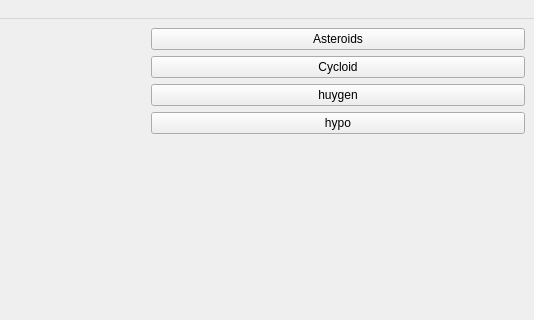
Above: mainwindow.ui from codewithsubham/c-shaper before the change; both pictures show x 239 to 773 and y 0 to 320 of the 773 by 538 pixel window. Below: the same form after it.
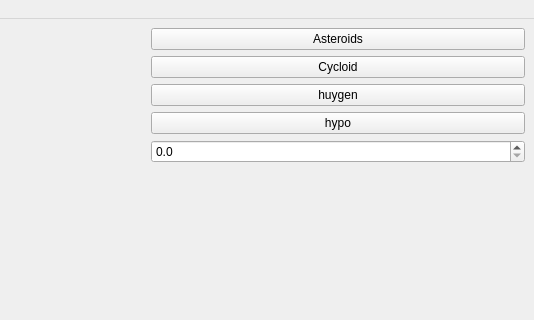
That is the form after the change. Custom widgets are drawn as their Qt base class.

Patch:
```diff
--- a/mainwindow.ui
+++ b/mainwindow.ui
@@ -50,6 +50,19 @@
           </property>
          </widget>
         </item>
+        <item>
+         <widget class="QDoubleSpinBox" name="doubleSpinBox">
+          <property name="enabled">
+           <bool>true</bool>
+          </property>
+          <property name="decimals">
+           <number>1</number>
+          </property>
+          <property name="singleStep">
+           <double>0.100000000000000</double>
+          </property>
+         </widget>
+        </item>
         <item>
          <spacer name="verticalSpacer">
           <property name="orientation">
```
